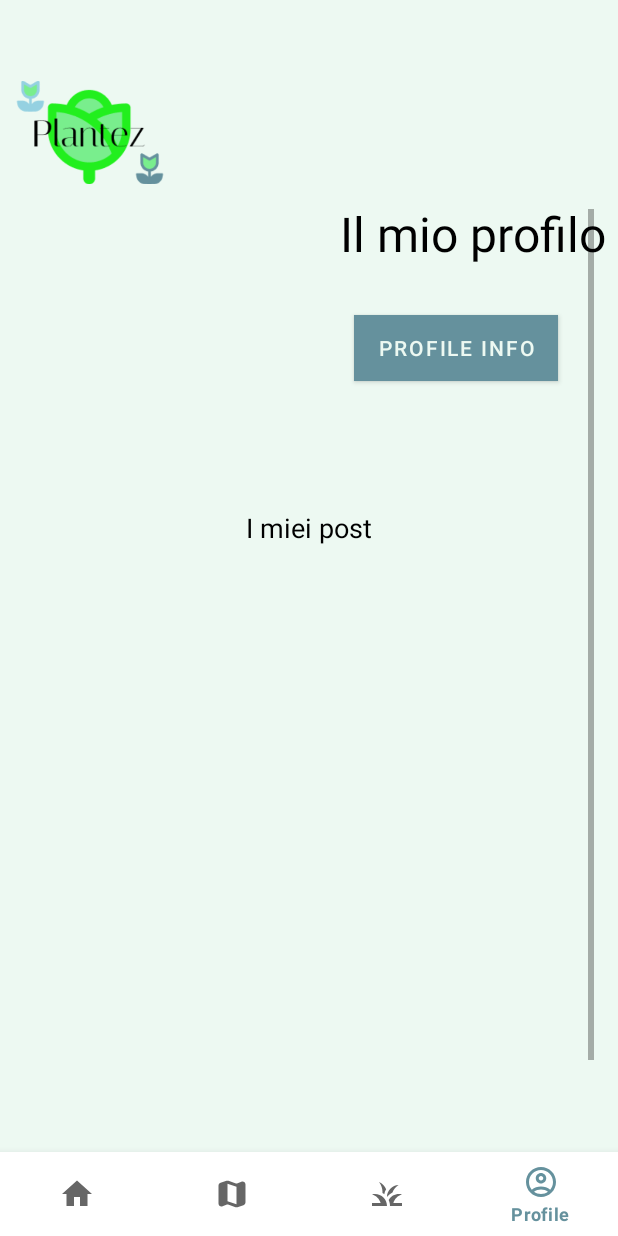
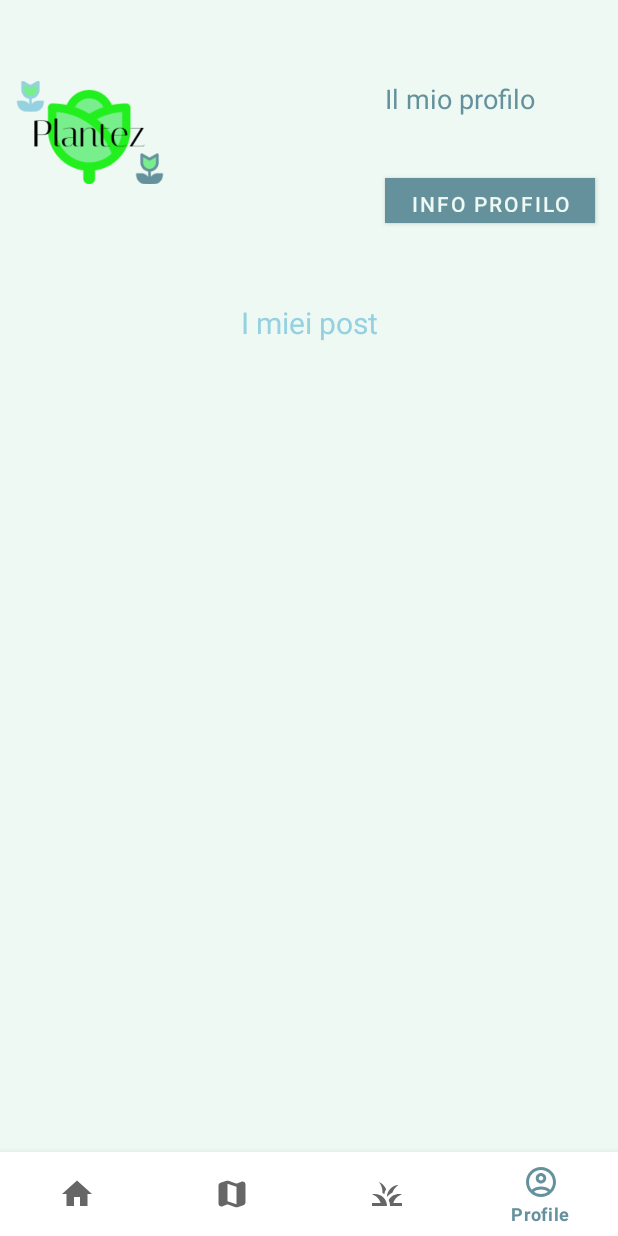
Before and after one commit to CasarinDavide/Progetto_Ingegneria_Software, an Android app: the ProfileFragment screen opened through its navigation route, on a phone screen of 412 x 824 dp. Run offline under Robolectric (Android 15) with nearby library versions, the phone set to English and light mode, and no system bars; our stand-ins replace Firebase (no records; nobody signed in at launch, a user with empty details on screens opened directly), navigation-ui; pictures from the network do not load; 5 statements that could not run were skipped.

Commit message:
Fix grafica
aggiornate e aggiunti relativi file per grafica profilo

```diff
--- a/app/src/main/java/com/example/progetto_ingegneria_software/ui/home/HomeFragment.java
+++ b/app/src/main/java/com/example/progetto_ingegneria_software/ui/home/HomeFragment.java
@@ -1,10 +1,12 @@
 package com.example.progetto_ingegneria_software.ui.home;
 
+import android.content.Context;
 import android.os.Bundle;
 import android.view.LayoutInflater;
 import android.view.View;
 import android.view.ViewGroup;
 import android.widget.ImageButton;
+import android.widget.ImageView;
 
 import androidx.annotation.NonNull;
 import androidx.fragment.app.Fragment;
@@ -13,10 +15,13 @@ import androidx.navigation.Navigation;
 import androidx.recyclerview.widget.LinearLayoutManager;
 import androidx.recyclerview.widget.RecyclerView;
 
+import com.bumptech.glide.Glide;
 import com.example.progetto_ingegneria_software.R;
 import com.example.progetto_ingegneria_software.data.model.DatabaseObject.Post;
 
+import com.example.progetto_ingegneria_software.data.model.DatabaseObject.User;
 import com.example.progetto_ingegneria_software.databinding.FragmentHomeBinding;
+import com.google.firebase.storage.FirebaseStorage;
 
 
 public class HomeFragment extends Fragment {
@@ -28,6 +33,10 @@ public class HomeFragment extends Fragment {
         binding = FragmentHomeBinding.inflate(inflater, container, false);
         root = binding.getRoot();
 
+        //set profile image
+        ImageView profilePicture = binding.profilePictureFragmentModifyProfile;
+        Context context = binding.profilePictureFragmentModifyProfile.getContext();
+
         //RecyclerView creation
         final RecyclerView recyclerView = binding.postsRecyclerViewHome;
         recyclerView.setLayoutManager(new LinearLayoutManager(this.getContext()));
@@ -37,6 +46,16 @@ public class HomeFragment extends Fragment {
             recyclerView.setAdapter(adapter);
         });
 
+        User.userDB.getUserInfo( userInfo -> {
+                    //set profile picture
+                    FirebaseStorage.getInstance().getReference(userInfo.getProfilePicture())
+                            .getDownloadUrl()
+                            .addOnCompleteListener(task -> Glide.with(context)
+                                    .load(task.getResult())
+                                    .override(100, 100)
+                                    .into(profilePicture)
+                            );
+        });
 
         //CreatePost button
         final ImageButton create = binding.createPostButton;
--- /dev/null
+++ b/app/src/main/java/com/example/progetto_ingegneria_software/ui/profile/ProfileAdapter.java
@@ -0,0 +1,70 @@
+package com.example.progetto_ingegneria_software.ui.profile;
+
+import android.content.Context;
+import android.graphics.Bitmap;
+import android.graphics.drawable.Drawable;
+
+import android.os.Bundle;
+import android.view.LayoutInflater;
+import android.view.View;
+import android.view.ViewGroup;
+import android.widget.ImageButton;
+import android.widget.ImageView;
+import android.widget.TextView;
+
+import androidx.annotation.NonNull;
+import androidx.annotation.Nullable;
+import androidx.navigation.Navigation;
+import androidx.recyclerview.widget.RecyclerView;
+
+import com.bumptech.glide.Glide;
+
+import com.bumptech.glide.request.target.CustomTarget;
+import com.bumptech.glide.request.transition.Transition;
+import com.example.progetto_ingegneria_software.R;
+
+import com.example.progetto_ingegneria_software.data.model.Auth;
+import com.example.progetto_ingegneria_software.data.model.DatabaseObject.Post;
+import com.example.progetto_ingegneria_software.data.model.DatabaseObject.User;
+
+import com.google.firebase.firestore.DocumentSnapshot;
+
+import com.google.firebase.storage.FirebaseStorage;
+
+
+import java.util.List;
+import java.util.Set;
+
+public class ProfileAdapter extends RecyclerView.Adapter<ProfileAdapter.ProfileViewHolder> {
+    private List<String> profileNames;
+
+    public ProfileAdapter(List<String> profileNames) {
+        this.profileNames = profileNames;
+    }
+
+    @NonNull
+    @Override
+    public ProfileViewHolder onCreateViewHolder(@NonNull ViewGroup parent, int viewType) {
+        View view = LayoutInflater.from(parent.getContext()).inflate(R.layout.profile_item, parent, false);
+        return new ProfileViewHolder(view);
+    }
+
+    @Override
+    public void onBindViewHolder(@NonNull ProfileViewHolder holder, int position) {
+        holder.profileNameTextView.setText(profileNames.get(position));
+    }
+
+    @Override
+    public int getItemCount() {
+        return profileNames.size();
+    }
+
+    static class ProfileViewHolder extends RecyclerView.ViewHolder {
+        TextView profileNameTextView;
+
+        public ProfileViewHolder(@NonNull View itemView) {
+            super(itemView);
+            profileNameTextView = itemView.findViewById(R.id.profile_name);
+        }
+    }
+}
--- a/app/src/main/java/com/example/progetto_ingegneria_software/ui/profile/ProfileFragment.java
+++ b/app/src/main/java/com/example/progetto_ingegneria_software/ui/profile/ProfileFragment.java
@@ -10,6 +10,7 @@ import android.view.View;
 import android.view.ViewGroup;
 import android.widget.Button;
 import android.widget.ImageView;
+import android.widget.TextView;
 
 import androidx.annotation.NonNull;
 import androidx.annotation.Nullable;
@@ -31,6 +32,8 @@ import com.google.android.gms.tasks.OnCompleteListener;
 import com.google.android.gms.tasks.Task;
 import com.google.firebase.storage.FirebaseStorage;
 
+import java.util.List;
+
 public class ProfileFragment extends Fragment {
 
     private FragmentProfileBinding binding;
@@ -39,10 +42,13 @@ public class ProfileFragment extends Fragment {
         binding = FragmentProfileBinding.inflate(inflater, container, false);
         View root = binding.getRoot();
 
-
         //set profile image
         ImageView profilePicture = binding.profilePictureFragmentProfile;
         Context context = binding.profilePictureFragmentProfile.getContext();
+
+        //set profile name
+        final RecyclerView nameRecyclerView = binding.nameRecyclerViewProfile;
+        nameRecyclerView.setLayoutManager(new LinearLayoutManager(this.getContext()));
 
         //Set recycler view
         final RecyclerView recyclerView = binding.postsRecyclerViewProfile;
@@ -57,6 +63,11 @@ public class ProfileFragment extends Fragment {
                 recyclerView.setAdapter(adapter);
             });
 
+            //fetch username
+            List<String> profileNames = List.of(userInfo.getUsername());
+            ProfileAdapter profileAdapter = new ProfileAdapter(profileNames);
+            nameRecyclerView.setAdapter(profileAdapter);
+
             //set profile picture
             FirebaseStorage.getInstance().getReference(userInfo.getProfilePicture())
                     .getDownloadUrl()
@@ -65,6 +76,9 @@ public class ProfileFragment extends Fragment {
                                                     .override(100,100)
                                                     .into(profilePicture)
                     );
+
+            //set profile name
+
         });
 
         //Set modify profile button
--- a/app/src/main/res/layout/fragment_home.xml
+++ b/app/src/main/res/layout/fragment_home.xml
@@ -57,7 +57,7 @@
                 android:layout_width="wrap_content"
                 android:layout_height="wrap_content"
                 android:layout_marginTop="10dp"
-                android:text="post recenti:"
+                android:text="Post recenti:"
                 android:textColor="@color/principal"
                 android:textStyle="bold"
                 android:textSize="20sp"
--- a/app/src/main/res/layout/fragment_profile.xml
+++ b/app/src/main/res/layout/fragment_profile.xml
@@ -17,13 +17,14 @@
 
     <TextView
         android:id="@+id/profile_title"
-        android:layout_width="194dp"
-        android:layout_height="48dp"
-        android:layout_marginStart="181dp"
-        android:layout_marginTop="134dp"
+        android:layout_width="120dp"
+        android:layout_height="25dp"
+
+        android:layout_marginEnd="16dp"
+        android:layout_marginTop="53dp"
         android:text="Il mio profilo"
-        android:textColor="#000000"
-        android:textSize="32sp"
+        android:textColor="@color/principal"
+        android:textSize="18sp"
         app:layout_constraintEnd_toEndOf="parent"
         app:layout_constraintHorizontal_bias="0.884"
         app:layout_constraintStart_toEndOf="@id/logo"
@@ -33,32 +34,39 @@
         android:id="@+id/profile_picture_fragment_profile"
         android:layout_width="100dp"
         android:layout_height="100dp"
-        android:layout_marginStart="46dp"
-        android:layout_marginTop="169dp"
+        android:layout_marginStart="130dp"
+        android:layout_marginTop="53dp"
         android:contentDescription="@string/profile"
         app:layout_constraintStart_toStartOf="parent"
         app:layout_constraintTop_toTopOf="parent"
         tools:srcCompat="@tools:sample/avatars" />
 
-    <!-- Sezione Post -->
+    <androidx.recyclerview.widget.RecyclerView
+        android:id="@+id/name_recycler_view_profile"
+        android:layout_width="140dp"
+        android:layout_height="30dp"
+        android:layout_marginTop="0dp"
+        android:layout_marginEnd="15dp"
+        app:layout_constraintEnd_toEndOf="parent"
+        app:layout_constraintTop_toBottomOf="@+id/profile_title" />
 
     <Button
         android:id="@+id/profile_info_button"
-        android:layout_width="136dp"
-        android:layout_height="44dp"
-        android:layout_marginTop="28dp"
-        android:layout_marginEnd="40dp"
+        android:layout_width="140dp"
+        android:layout_height="30dp"
+        android:layout_marginTop="10dp"
+        android:layout_marginEnd="15dp"
         android:background="#65919D"
-        android:text="@string/profile_info"
+        android:text="Info Profilo"
+        android:padding="1sp"
         app:layout_constraintEnd_toEndOf="parent"
-        app:layout_constraintHorizontal_bias="1.0"
-        app:layout_constraintStart_toStartOf="parent"
-        app:layout_constraintTop_toBottomOf="@+id/profile_title" />
+        app:layout_constraintTop_toBottomOf="@+id/name_recycler_view_profile" />
 
     <ScrollView
         android:layout_width="match_parent"
         android:layout_height="0dp"
         android:padding="16dp"
+        android:layout_marginTop="60dp"
         app:layout_behavior="@string/appbar_scrolling_view_behavior"
         app:layout_constraintTop_toBottomOf="@id/logo"
         app:layout_constraintBottom_toBottomOf="parent">
@@ -71,10 +79,10 @@
                 android:id="@+id/my_posts_title"
                 android:layout_width="wrap_content"
                 android:layout_height="wrap_content"
-                android:layout_marginTop="200dp"
+                android:layout_marginTop="2dp"
                 android:text="I miei post"
-                android:textColor="#000000"
-                android:textSize="18sp"
+                android:textColor="@color/textback"
+                android:textSize="20sp"
                 app:layout_constraintTop_toTopOf="parent"
                 app:layout_constraintStart_toStartOf="parent"
                 app:layout_constraintEnd_toEndOf="parent" />
```
Also changed, not shown: app/src/main/res/layout/profile_item.xml (added, +7 -0 lines).
